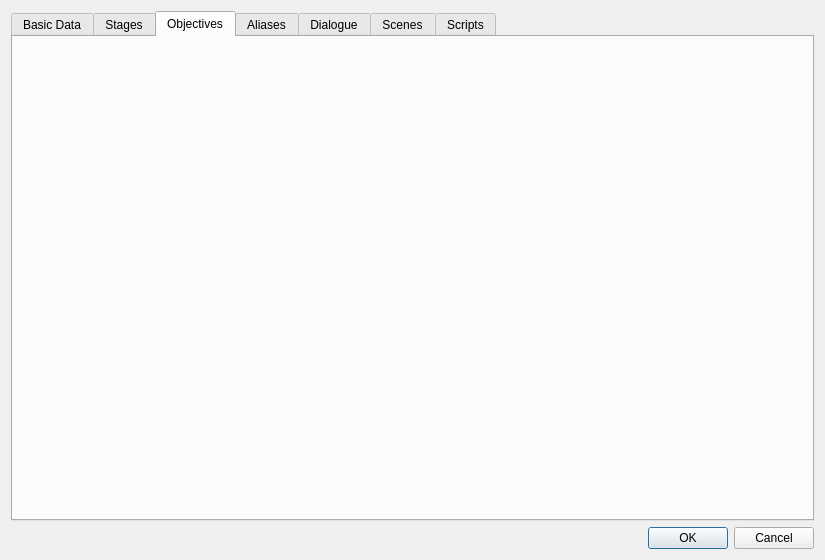
Qt form native/src/DovahKit/ui/form_windows/quest.ui (DavidJCobb/DovahKit) before a commit.
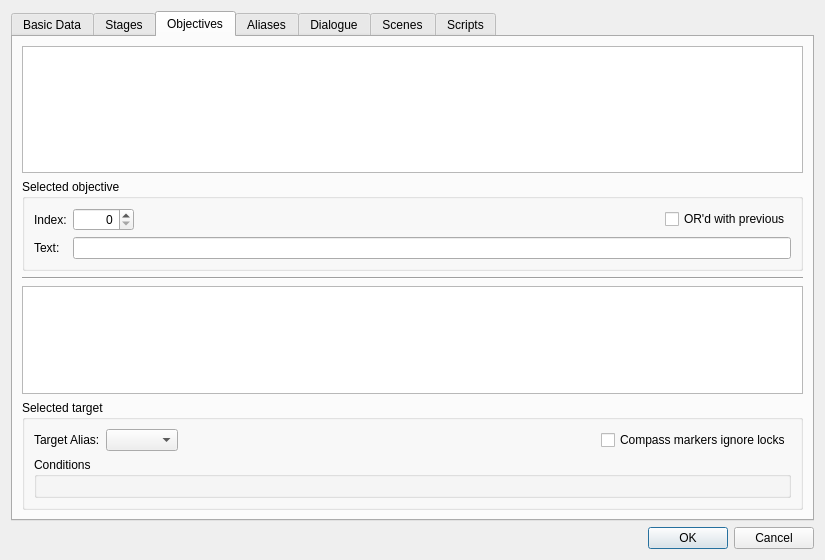
The same form after that commit. The open tabs and pages were chosen to show the change. Custom widgets are drawn as their Qt base class.

Commit message:
Fixed lifetime-related issues with Quest "Objectives" tab
Fixed compiler errors for SceneFormVisualError introduced by the previous commit.

Reimplemented the Quest dialogue's "Objectives" tab, in a manner that allows us to properly sever uses of to-be-deleted forms. (See description of b63e42e9.) Reimplementation of the "Stages" tab is pending.

```diff
--- a/native/src/DovahKit/ui/form_windows/quest.ui
+++ b/native/src/DovahKit/ui/form_windows/quest.ui
@@ -266,6 +266,173 @@
       <attribute name="title">
        <string>Objectives</string>
       </attribute>
+      <layout class="QVBoxLayout" name="verticalLayout" stretch="1,0,1">
+       <item>
+        <layout class="QVBoxLayout" name="objectivesLayout">
+         <item>
+          <widget class="QTableView" name="objectives">
+           <property name="whatsThis">
+            <string>&lt;p&gt;A quest objective is a piece of text that can be displayed to the player; it can optionally be paired with a list of targets to be indicated on the player's HUD, compass, and maps. If you think of a quest as a checklist of steps to complete, an objective is a single checkbox in that list. A quest can have multiple objectives. Objectives are initially hidden from the player, and can be revealed to the player and checked off using Papyrus script functions.&lt;/p&gt;</string>
+           </property>
+          </widget>
+         </item>
+         <item>
+          <widget class="QGroupBox" name="currentObjectiveGroupbox">
+           <property name="title">
+            <string>Selected objective</string>
+           </property>
+           <layout class="QGridLayout" name="gridLayout_10">
+            <item row="0" column="0">
+             <widget class="QLabel" name="label_8">
+              <property name="text">
+               <string>Index:</string>
+              </property>
+              <property name="buddy">
+               <cstring>objectiveID</cstring>
+              </property>
+             </widget>
+            </item>
+            <item row="0" column="2">
+             <spacer name="horizontalSpacer_6">
+              <property name="orientation">
+               <enum>Qt::Horizontal</enum>
+              </property>
+              <property name="sizeHint" stdset="0">
+               <size>
+                <width>40</width>
+                <height>20</height>
+               </size>
+              </property>
+             </spacer>
+            </item>
+            <item row="0" column="1">
+             <widget class="QSpinBox" name="objectiveID">
+              <property name="whatsThis">
+               <string>A number identifying this objective. Papyrus scripts are used to show, hide, and check off objectives, and they use this number to refer to a given objective. There is no other significance to this number; you don't need to put the objectives in any particular order, for example.</string>
+              </property>
+              <property name="alignment">
+               <set>Qt::AlignRight|Qt::AlignTrailing|Qt::AlignVCenter</set>
+              </property>
+              <property name="maximum">
+               <number>65535</number>
+              </property>
+             </widget>
+            </item>
+            <item row="0" column="3">
+             <widget class="QCheckBox" name="objectiveFlagOR">
+              <property name="text">
+               <string>OR'd with previous</string>
+              </property>
+             </widget>
+            </item>
+            <item row="1" column="0">
+             <widget class="QLabel" name="label_14">
+              <property name="text">
+               <string>Text:</string>
+              </property>
+              <property name="buddy">
+               <cstring>objectiveText</cstring>
+              </property>
+             </widget>
+            </item>
+            <item row="1" column="1" colspan="3">
+             <widget class="QLineEdit" name="objectiveText">
+              <property name="whatsThis">
+               <string>&lt;p&gt;This text is displayed in the following places in-game:&lt;/p&gt;
+&lt;ul&gt;
+   &lt;li&gt;On the HUD as a center-screen notification, when the objective is made visible and when it is completed or failed.&lt;/li&gt;
+   &lt;li&gt;On the quest page in the player's Journal menu.&lt;/li&gt;
+   &lt;li&gt;Next to the markers for each of the objective's quest targets, on the world and local maps.&lt;/li&gt;
+&lt;/ul&gt;</string>
+              </property>
+             </widget>
+            </item>
+           </layout>
+          </widget>
+         </item>
+        </layout>
+       </item>
+       <item>
+        <widget class="Line" name="line">
+         <property name="orientation">
+          <enum>Qt::Horizontal</enum>
+         </property>
+        </widget>
+       </item>
+       <item>
+        <layout class="QVBoxLayout" name="objectiveTargetsLayout">
+         <item>
+          <widget class="QTableView" name="objectiveTargets">
+           <property name="whatsThis">
+            <string>&lt;p&gt;The quest targets for this objective. If the player chooses to track the objective, then each of its targets will (subject to the conditions they're assigned in this list) have markers displayed over them on the player's HUD, compass, and world and local maps. If a target is not in the loaded area, the game will use its pathfinding algorithm to find the shortest unobstructed path to the target, and then display a marker over the nearest load door along that path.&lt;/p&gt;</string>
+           </property>
+          </widget>
+         </item>
+         <item>
+          <widget class="QGroupBox" name="currentTargetGroupbox">
+           <property name="title">
+            <string>Selected target</string>
+           </property>
+           <layout class="QGridLayout" name="gridLayout_11">
+            <item row="0" column="1">
+             <widget class="QComboBox" name="targetAlias"/>
+            </item>
+            <item row="0" column="2">
+             <spacer name="horizontalSpacer_5">
+              <property name="orientation">
+               <enum>Qt::Horizontal</enum>
+              </property>
+              <property name="sizeHint" stdset="0">
+               <size>
+                <width>40</width>
+                <height>20</height>
+               </size>
+              </property>
+             </spacer>
+            </item>
+            <item row="0" column="3">
+             <widget class="QCheckBox" name="targetFlagIgnoreLocks">
+              <property name="whatsThis">
+               <string>If the player tracks an objective, and one of that objective's targets isn't in the loaded area, the game will compute the shortest path to that target and then display a marker over the nearest load door along that path. This checkbox controls whether the pathing algorithm avoids locked doors in favor of other paths.</string>
+              </property>
+              <property name="text">
+               <string>Compass markers ignore locks</string>
+              </property>
+             </widget>
+            </item>
+            <item row="0" column="0">
+             <widget class="QLabel" name="label_13">
+              <property name="text">
+               <string>Target Alias:</string>
+              </property>
+              <property name="buddy">
+               <cstring>targetAlias</cstring>
+              </property>
+             </widget>
+            </item>
+            <item row="1" column="0" colspan="4">
+             <widget class="QGroupBox" name="targetConditionsGroupbox">
+              <property name="title">
+               <string>Conditions</string>
+              </property>
+              <layout class="QVBoxLayout" name="verticalLayout_3">
+               <item>
+                <widget class="DKConditionList" name="targetConditions">
+                 <property name="whatsThis">
+                  <string>&lt;p&gt;The conditions under which this target should be marked on the player's HUD, compass, and world and local maps.&lt;/p&gt;
+&lt;p&gt;Note that for these conditions, the quest target is the &quot;Subject.&quot; Setting conditions to run on the &quot;Target&quot; is not valid.&lt;/p&gt;</string>
+                 </property>
+                </widget>
+               </item>
+              </layout>
+             </widget>
+            </item>
+           </layout>
+          </widget>
+         </item>
+        </layout>
+       </item>
+      </layout>
      </widget>
      <widget class="QWidget" name="tabAliases">
       <attribute name="title">
```
Left out of the diff: 33 changed lines with no effect on the pictures. The commit also changes 19 other files.
